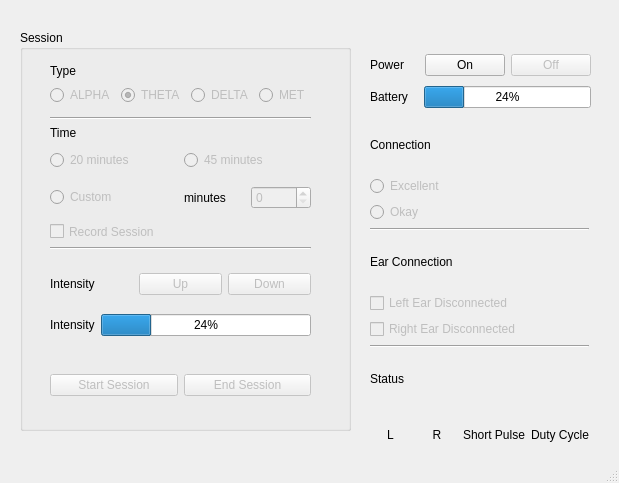
Above: CES_Device_Simulator/mainwindow.ui from DaudTalat/CES-Device-Simulator before the change. Below: the same form after it.
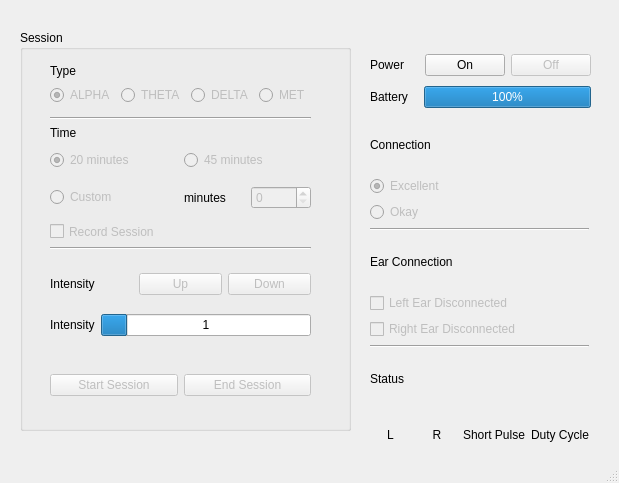
That is the form after the change.

The edit to the form file:
```diff
--- a/CES_Device_Simulator/mainwindow.ui
+++ b/CES_Device_Simulator/mainwindow.ui
@@ -91,8 +91,17 @@
         </item>
         <item>
          <widget class="QProgressBar" name="barIntensity">
+          <property name="minimum">
+           <number>0</number>
+          </property>
+          <property name="maximum">
+           <number>8</number>
+          </property>
           <property name="value">
-           <number>24</number>
+           <number>1</number>
+          </property>
+          <property name="format">
+           <string>%v</string>
           </property>
          </widget>
         </item>
@@ -118,6 +127,9 @@
         <property name="text">
          <string>ALPHA</string>
         </property>
+        <property name="checked">
+         <bool>true</bool>
+        </property>
        </widget>
       </item>
       <item>
@@ -129,7 +141,7 @@
          <string>THETA</string>
         </property>
         <property name="checked">
-         <bool>true</bool>
+         <bool>false</bool>
         </property>
        </widget>
       </item>
@@ -281,6 +293,9 @@
           <property name="text">
            <string>20 minutes</string>
           </property>
+          <property name="checked">
+           <bool>true</bool>
+          </property>
          </widget>
         </item>
         <item>
@@ -383,7 +398,7 @@
        <item>
         <widget class="QProgressBar" name="barBatteryLevel">
          <property name="value">
-          <number>24</number>
+          <number>100</number>
          </property>
         </widget>
        </item>
@@ -416,6 +431,9 @@
        <property name="text">
         <string>Excellent</string>
        </property>
+       <property name="checked">
+        <bool>true</bool>
+       </property>
       </widget>
      </item>
      <item>
```
